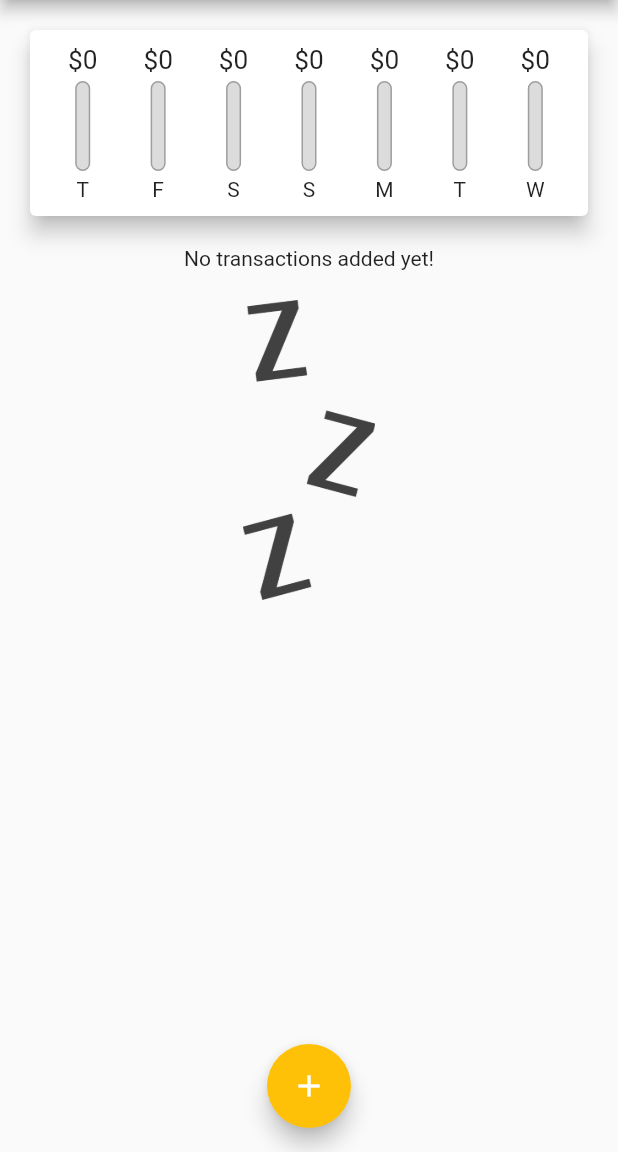
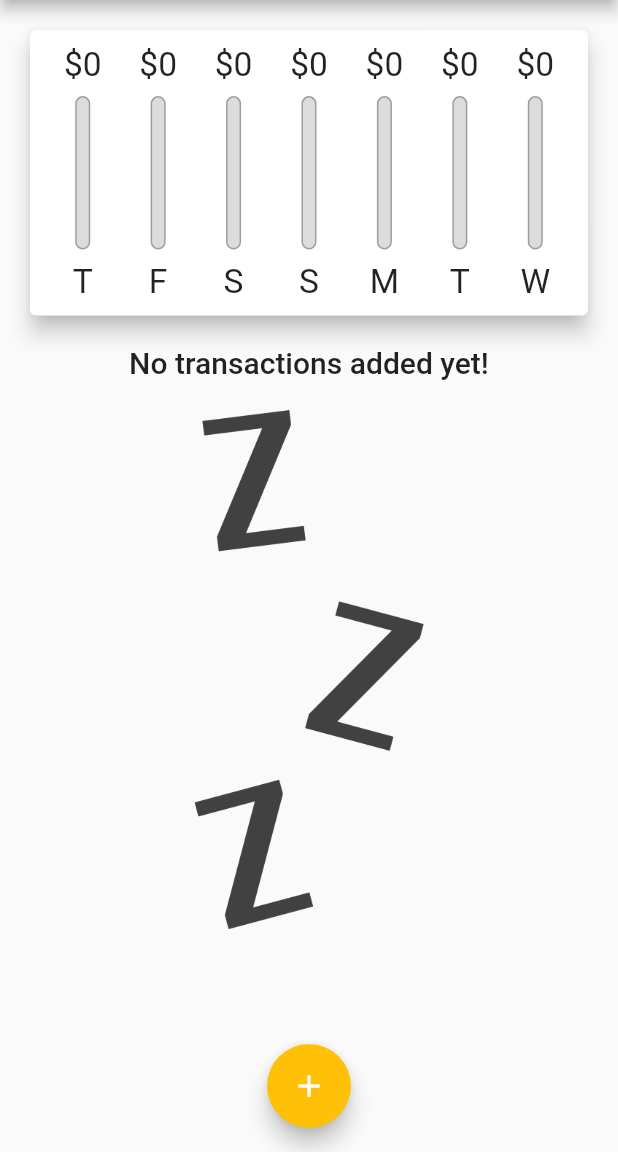
Before and after one commit to NjokiCynthia/FLUTTER_UDEMY, a Flutter app: the screen it shows after launch, on a phone screen of 412 x 824 dp, the part 84-1236 px from its top. Run offline on Flutter 3.47's test engine with Material 2 defaults, Android fonts, the light colour scheme and no system bars.

Commit message:
Enable responsiveness

```diff
--- a/lib/main.dart
+++ b/lib/main.dart
@@ -1,13 +1,25 @@
+import 'dart:io';
+
+import 'package:flutter/cupertino.dart';
 import 'package:flutter/material.dart';
+//import 'package:flutter/services.dart';
 
 import './widgets/new_transaction.dart';
 import './widgets/transaction_list.dart';
 import './widgets/chart.dart';
 import './models/transaction.dart';
 
-void main() => runApp(MyApp());
+void main() {
+  // SystemChrome.setPreferredOrientations([
+  //   DeviceOrientation.portraitUp,
+  //   DeviceOrientation.portraitUp,
+  // ]);
+  runApp(MyApp());
+}
 
 class MyApp extends StatelessWidget {
+  const MyApp({super.key});
+
   @override
   Widget build(BuildContext context) {
     return MaterialApp(
@@ -15,34 +27,32 @@
       theme: ThemeData(
           fontFamily: 'Quicksand',
           textTheme: ThemeData.light().textTheme.copyWith(
-                // titleLarge: const TextStyle(
-                //   fontFamily: 'OpenSans',
-                //   fontWeight: FontWeight.bold,
-                //   fontSize: 18,
-                // ),
-                button: const TextStyle(color: Colors.white),
+                subtitle1: TextStyle(
+                  fontFamily: 'OpenSans',
+                  fontWeight: FontWeight.bold,
+                  fontSize: 18,
+                ),
+                button: TextStyle(color: Colors.white),
               ),
           appBarTheme: AppBarTheme(
             toolbarTextStyle: ThemeData.light()
                 .textTheme
                 .copyWith(
-                    // ignore: prefer_const_constructors
-                    // titleLarge: TextStyle(
-                    //   fontFamily: 'OpenSans',
-                    //   fontSize: 20,
-                    //   fontWeight: FontWeight.bold,
-                    // ),
+                  subtitle2: TextStyle(
+                    fontFamily: 'OpenSans',
+                    fontSize: 20,
+                    fontWeight: FontWeight.bold,
+                  ),
                 )
                 .bodyText2,
             titleTextStyle: ThemeData.light()
                 .textTheme
                 .copyWith(
-                    // ignore: prefer_const_constructors
-                    // titleLarge: TextStyle(
-                    //   fontFamily: 'OpenSans',
-                    //   fontSize: 20,
-                    //   fontWeight: FontWeight.bold,
-                    // ),
+                  subtitle2: TextStyle(
+                    fontFamily: 'OpenSans',
+                    fontSize: 20,
+                    fontWeight: FontWeight.bold,
+                  ),
                 )
                 .headline6,
           ),
@@ -75,12 +85,13 @@
     //   date: DateTime.now(),
     // ),
   ];
+  bool _showChart = false;
 
   List<Transaction> get _recentTransactions {
     return _userTransactions.where((tx) {
       return tx.date.isAfter(
         DateTime.now().subtract(
-          const Duration(days: 7),
+          Duration(days: 7),
         ),
       );
     }).toList();
@@ -106,8 +117,8 @@
       builder: (_) {
         return GestureDetector(
           onTap: () {},
+          child: NewTransaction(_addNewTransaction),
           behavior: HitTestBehavior.opaque,
-          child: NewTransaction(_addNewTransaction),
         );
       },
     );
@@ -121,31 +132,104 @@
 
   @override
   Widget build(BuildContext context) {
-    return Scaffold(
-      appBar: AppBar(
-        title: const Text(
+    final mediaQuery = MediaQuery.of(context);
+    final isLandscape = mediaQuery.orientation == Orientation.landscape;
+    final dynamic appBar = Platform.isIOS
+        ? CupertinoNavigationBar(
+            middle: Text(
+              'Personal Expenses',
+            ),
+            trailing: Row(
+              mainAxisSize: MainAxisSize.min,
+              children: <Widget>[
+                GestureDetector(
+                  child: Icon(CupertinoIcons.add),
+                  onTap: () => _startAddNewTransaction(context),
+                ),
+              ],
+            ),
+          )
+        : AppBar(
+            title: Text(
               'Personal Expenses',
             ),
             actions: <Widget>[
               IconButton(
-            icon: const Icon(Icons.add),
+                icon: Icon(Icons.add),
                 onPressed: () => _startAddNewTransaction(context),
               ),
             ],
-      ),
-      body: SingleChildScrollView(
+          );
+
+    final txListWidget = Container(
+      height: (mediaQuery.size.height -
+              // appBar.prefferedSize.height -
+              mediaQuery.padding.top) *
+          0.7,
+      child: TransactionList(_userTransactions, _deleteTransaction),
+    );
+    final pageBody = SafeArea(
+      child: SingleChildScrollView(
         child: Column(
           // mainAxisAlignment: MainAxisAlignment.start,
           crossAxisAlignment: CrossAxisAlignment.stretch,
           children: <Widget>[
-            Chart(_recentTransactions),
-            TransactionList(_userTransactions, _deleteTransaction),
+            if (isLandscape)
+              Row(
+                mainAxisAlignment: MainAxisAlignment.center,
+                children: <Widget>[
+                  Text(
+                    'Show Chart',
+                    // style: Theme.of(context).textTheme.title,
+                  ),
+                  Switch.adaptive(
+                    activeColor: Theme.of(context).accentColor,
+                    value: _showChart,
+                    onChanged: (val) {
+                      setState(() {
+                        _showChart = val;
+                      });
+                    },
+                  ),
+                ],
+              ),
+            if (!isLandscape)
+              Container(
+                height: (mediaQuery.size.height -
+                        appBar.preferredSize.height -
+                        mediaQuery.padding.top) *
+                    0.3,
+                child: Chart(_recentTransactions),
+              ),
+            if (!isLandscape) txListWidget,
+            if (isLandscape)
+              _showChart
+                  ? Container(
+                      height: (mediaQuery.size.height -
+                              appBar.preferredSize.height -
+                              mediaQuery.padding.top) *
+                          0.7,
+                      child: Chart(_recentTransactions),
+                    )
+                  : txListWidget
           ],
         ),
       ),
-      floatingActionButtonLocation: FloatingActionButtonLocation.centerFloat,
-      floatingActionButton: FloatingActionButton(
-        child: const Icon(Icons.add),
+    );
+    return Platform.isIOS
+        ? CupertinoPageScaffold(
+            child: pageBody,
+            navigationBar: appBar,
+          )
+        : Scaffold(
+            appBar: appBar,
+            body: pageBody,
+            floatingActionButtonLocation:
+                FloatingActionButtonLocation.centerFloat,
+            floatingActionButton: Platform.isIOS
+                ? Container()
+                : FloatingActionButton(
+                    child: Icon(Icons.add),
                     onPressed: () => _startAddNewTransaction(context),
                   ),
           );
--- a/lib/models/transaction.dart
+++ b/lib/models/transaction.dart
@@ -1,3 +1,5 @@
+import 'package:flutter/material.dart';
+
 class Transaction {
   final String id;
   final String title;
--- a/lib/widgets/chart.dart
+++ b/lib/widgets/chart.dart
@@ -7,7 +7,7 @@
 class Chart extends StatelessWidget {
   final List<Transaction> recentTransactions;
 
-  const Chart(this.recentTransactions, {super.key});
+  Chart(this.recentTransactions);
 
   List<Map<String, dynamic>> get groupedTransactionValues {
     return List.generate(7, (index) {
@@ -41,9 +41,9 @@
   Widget build(BuildContext context) {
     return Card(
       elevation: 6,
-      margin: const EdgeInsets.all(20),
+      margin: EdgeInsets.all(20),
       child: Padding(
-        padding: const EdgeInsets.all(10),
+        padding: EdgeInsets.all(10),
         child: Row(
           mainAxisAlignment: MainAxisAlignment.spaceAround,
           children: groupedTransactionValues.map((data) {
--- a/lib/widgets/chart_bar.dart
+++ b/lib/widgets/chart_bar.dart
@@ -9,19 +9,21 @@
 
   @override
   Widget build(BuildContext context) {
+    return LayoutBuilder(
+      builder: (ctx, constraints) {
         return Column(
           children: <Widget>[
             Container(
-          height: 20,
+              height: constraints.maxHeight * 0.15,
               child: FittedBox(
                 child: Text('\$${spendingAmount.toStringAsFixed(0)}'),
               ),
             ),
             SizedBox(
-          height: 4,
+              height: constraints.maxHeight * 0.05,
             ),
             Container(
-          height: 60,
+              height: constraints.maxHeight * 0.6,
               width: 10,
               child: Stack(
                 children: <Widget>[
@@ -45,10 +47,17 @@
               ),
             ),
             SizedBox(
-          height: 4,
+              height: constraints.maxHeight * 0.05,
             ),
-        Text(label),
+            Container(
+              height: constraints.maxHeight * 0.15,
+              child: FittedBox(
+                child: Text(label),
+              ),
+            ),
           ],
+        );
+      },
     );
   }
 }
--- a/lib/widgets/transaction_list.dart
+++ b/lib/widgets/transaction_list.dart
@@ -7,35 +7,35 @@
   final List<Transaction> transactions;
   final Function deleteTx;
 
-  const TransactionList(this.transactions, this.deleteTx, {super.key});
+  TransactionList(this.transactions, this.deleteTx);
 
   @override
   Widget build(BuildContext context) {
-    return SizedBox(
-      height: 450,
-      child: transactions.isEmpty
-          ? Column(
+    return transactions.isEmpty
+        ? LayoutBuilder(builder: (ctx, constraints) {
+            return Column(
               children: <Widget>[
                 Text(
                   'No transactions added yet!',
-                  // style: Theme.of(context).textTheme.titleSmall,
+                  style: Theme.of(context).textTheme.headline6,
                 ),
-                const SizedBox(
+                SizedBox(
                   height: 20,
                 ),
-                SizedBox(
-                    height: 200,
+                Container(
+                    height: constraints.maxHeight * 0.6,
                     child: Image.asset(
                       'assets/images/waiting.png',
                       fit: BoxFit.cover,
                     )),
               ],
-            )
+            );
+          })
         : ListView.builder(
             itemBuilder: (ctx, index) {
               return Card(
                 elevation: 5,
-                  margin: const EdgeInsets.symmetric(
+                margin: EdgeInsets.symmetric(
                   vertical: 8,
                   horizontal: 5,
                 ),
@@ -43,7 +43,7 @@
                   leading: CircleAvatar(
                     radius: 30,
                     child: Padding(
-                        padding: const EdgeInsets.all(6),
+                      padding: EdgeInsets.all(6),
                       child: FittedBox(
                         child: Text('\$${transactions[index].amount}'),
                       ),
@@ -51,13 +51,20 @@
                   ),
                   title: Text(
                     transactions[index].title,
-                      //style: Theme.of(context).textTheme.titleSmall,
+                    style: Theme.of(context).textTheme.headline6,
                   ),
                   subtitle: Text(
                     DateFormat.yMMMd().format(transactions[index].date),
                   ),
-                    trailing: IconButton(
-                      icon: const Icon(Icons.delete),
+                  trailing: MediaQuery.of(context).size.width > 460
+                      ? TextButton.icon(
+                          icon: Icon(Icons.delete),
+                          label: Text('Delete'),
+                          //textColor: Theme.of(context).errorColor,
+                          onPressed: () => deleteTx(transactions[index].id),
+                        )
+                      : IconButton(
+                          icon: Icon(Icons.delete),
                           color: Theme.of(context).errorColor,
                           onPressed: () => deleteTx(transactions[index].id),
                         ),
@@ -65,7 +72,6 @@
               );
             },
             itemCount: transactions.length,
-            ),
           );
   }
 }
```
Also changed, not shown: lib/widgets/adaptive_flat_button.dart (added, +35 -0 lines), lib/widgets/new_transaction.dart (+25 -30 lines). Lines whose indentation alone changed are shown as unchanged.
